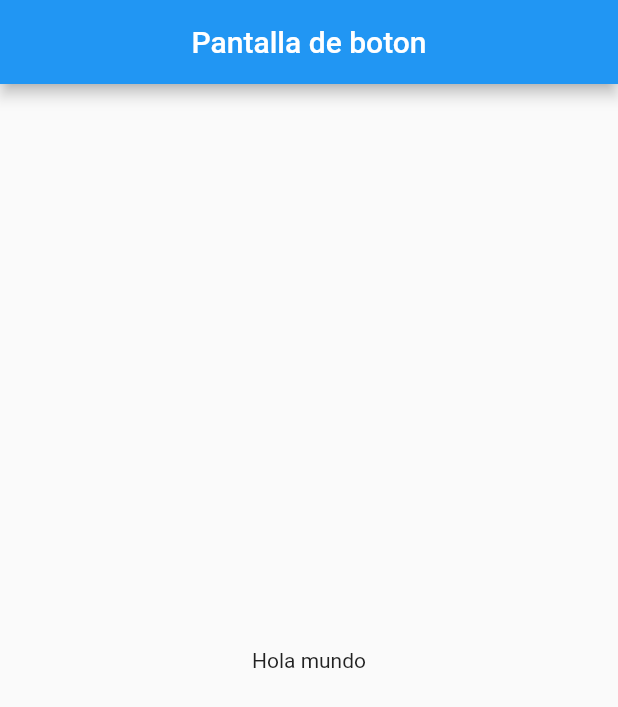
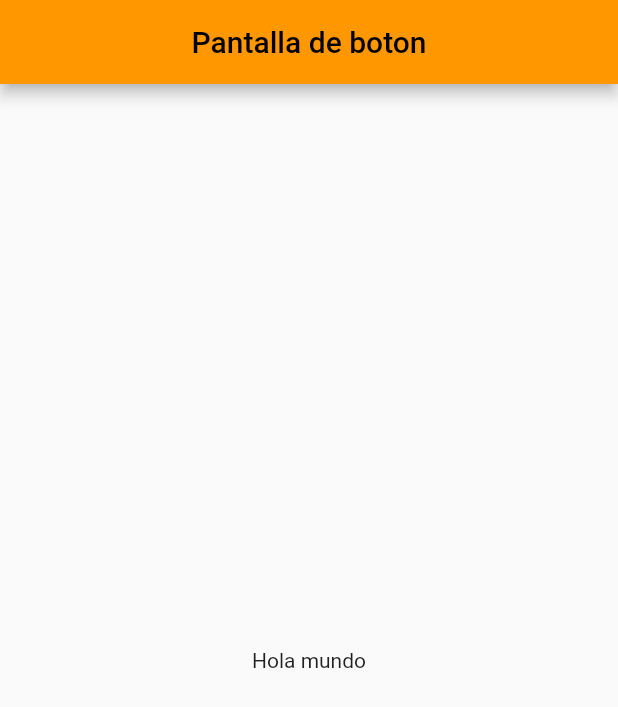
Before and after one commit to RicardoRdzPonce/avsad, a Flutter app: the screen it shows after launch, on a phone screen of 412 x 824 dp. Shown: the top 707 px of the screen. Run offline on Flutter 3.47's test engine with Material 2 defaults, Android fonts, the phone set to English and light mode, and no system bars.

```diff
--- a/lib/main.dart
+++ b/lib/main.dart
@@ -9,7 +9,8 @@ class MyApp extends StatelessWidget {
   Widget build(BuildContext context) {
     return MaterialApp(
       debugShowCheckedModeBanner: false,
-     home: Boton_flotante(),
+      home: Boton_flotante(),
+      theme: ThemeData(primarySwatch: Colors.orange),
     );
   }
 }
```
Also changed, not shown: 1 other file.
